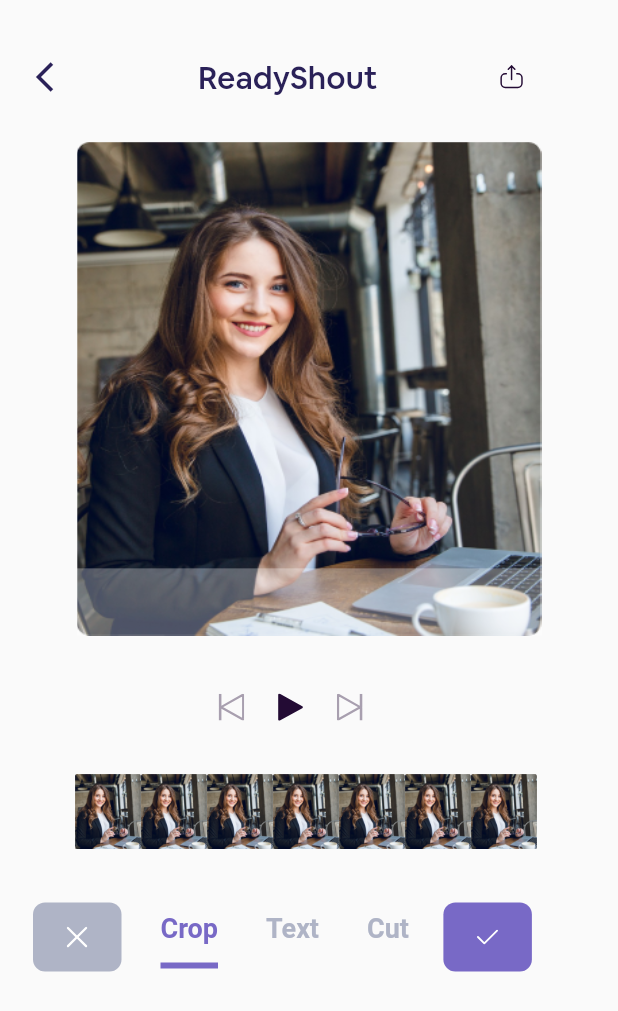
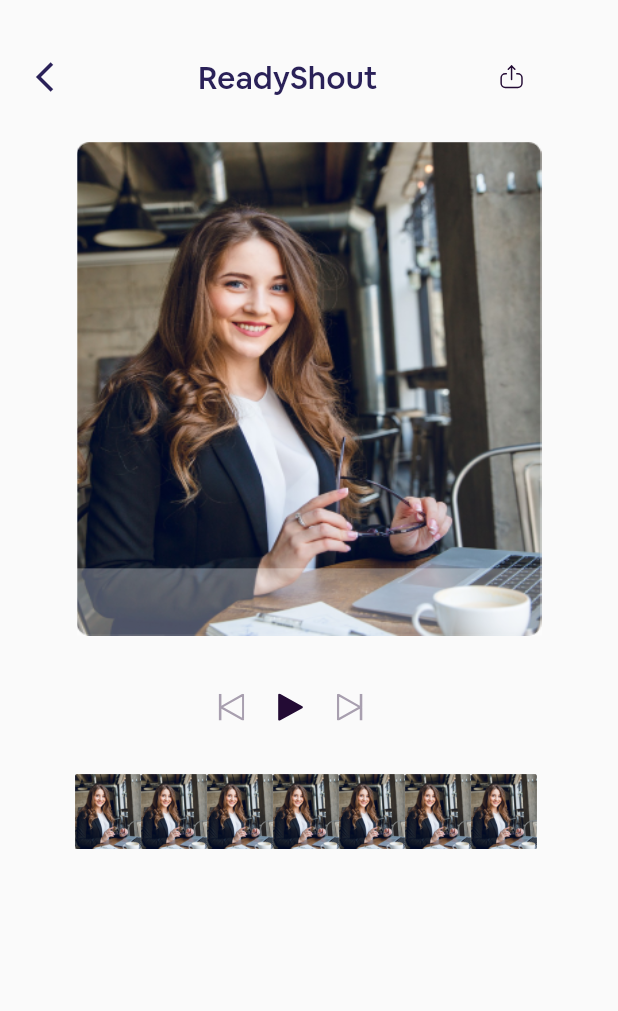
Before and after one commit to farhansadikgalib/ready_shout, a Flutter app: the CutScreen screen opened directly, on a phone screen of 412 x 824 dp. Shown: the top 1011 px of the screen. Run offline on Flutter 3.47's test engine with Material 2 defaults, Android fonts, the phone set to English and light mode, and no system bars; our stand-ins replace dot_navigation_bar, flutter_svg; missing offline and left inert: rounded_tabbar_widget; project files that could hold a hidden picture were left out.

Commit message:
finally The UI is completed.

```diff
--- a/lib/components/changingbar.dart
+++ b/lib/components/changingbar.dart
@@ -3,6 +3,7 @@ import 'package:ready_shout/constants.dart';
 import 'package:ready_shout/screens/Crop1/Text_Crop_Screen.dart';
 import 'package:ready_shout/screens/Crop2/Crop_Screen.dart';
 import 'package:ready_shout/screens/Crop3/Cut_Screen.dart';
+import 'package:rounded_tabbar_widget/rounded_tabbar_widget.dart';
 
 class Changingbar extends StatefulWidget {
 
@@ -20,13 +21,7 @@ class _ChangingbarState extends State<Changingbar> with SingleTickerProviderStat
     _tabController = TabController(initialIndex: 0, length: 3, vsync: this);
   }
 
-  List<Widget> _widgetOptions = <Widget>[
 
-    CropScreen(),
-  TextCropScreen(),
-    CutScreen()
-
-  ];
 
   @override
   Widget build(BuildContext context) {
@@ -36,6 +31,18 @@ class _ChangingbarState extends State<Changingbar> with SingleTickerProviderStat
         child: Column(
           crossAxisAlignment: CrossAxisAlignment.center,
           children: [
+            // Expanded(child: TabBarView(
+            //     controller: _tabController,
+            //     children: [
+            //       // first tab bar view widget
+            //
+            //       CropScreen(),
+            //       TextCropScreen(),
+            //       CutScreen(),
+            //
+            //     ]
+            // )),
+
             TabBar(
               controller: _tabController,
               labelColor: kPrimaryColor,
@@ -100,6 +107,9 @@ class _ChangingbarState extends State<Changingbar> with SingleTickerProviderStat
                 ),
               ],
             ),
+
+
+
           ],
         ),
       ),
--- a/lib/screens/Crop3/components/body.dart
+++ b/lib/screens/Crop3/components/body.dart
@@ -26,50 +26,50 @@ class FullScreen extends StatelessWidget {
             SizedBox(height: getProportionateScreenWidth(12)),
             CutCont(),
             SizedBox(height: getProportionateScreenWidth(25)),
-            Padding(
-              padding: const EdgeInsets.only(left: 22.0, top: 0),
-              child: Row(
-                children: [
-                  Padding(
-                    padding: const EdgeInsets.only(top: 8.0,right: 10),
-                    child: Container(
-
-                       decoration: BoxDecoration(
-                         color: Color(0xFFAFB4C6),
-                           borderRadius: BorderRadius.all(Radius.circular(8),),
-                       ),
-                        height: 46,
-                        width: 59,
-                        child: Center(
-                          child: SvgPicture.asset(
-                           "icons/cropcross.svg",
-                          height:15,
-                          width: 15,),
-                        ),
-                            ),
-                  ),
-                  Changingbar(),
-                  Padding(
-                    padding: const EdgeInsets.only(top: 8.0, left: 7),
-                    child: Container(
-
-                        decoration: BoxDecoration(
-                          color: kPrimaryColor,
-                          borderRadius: BorderRadius.all(Radius.circular(8),),
-                        ),
-                        height: 46,
-                        width: 59,
-                        child: Center(
-                          child: SvgPicture.asset(
-                            "icons/tixk.svg",
-                            height:15,
-                            width: 15,),
-                        ),
-                    ),
-                  ),
-                ],
-              ),
-            ),
+            // Padding(
+            //   padding: const EdgeInsets.only(left: 22.0, top: 0),
+            //   child: Row(
+            //     children: [
+            //       Padding(
+            //         padding: const EdgeInsets.only(top: 8.0,right: 10),
+            //         child: Container(
+            //
+            //            decoration: BoxDecoration(
+            //              color: Color(0xFFAFB4C6),
+            //                borderRadius: BorderRadius.all(Radius.circular(8),),
+            //            ),
+            //             height: 46,
+            //             width: 59,
+            //             child: Center(
+            //               child: SvgPicture.asset(
+            //                "icons/cropcross.svg",
+            //               height:15,
+            //               width: 15,),
+            //             ),
+            //                 ),
+            //       ),
+            //       Changingbar(),
+            //       Padding(
+            //         padding: const EdgeInsets.only(top: 8.0, left: 7),
+            //         child: Container(
+            //
+            //             decoration: BoxDecoration(
+            //               color: kPrimaryColor,
+            //               borderRadius: BorderRadius.all(Radius.circular(8),),
+            //             ),
+            //             height: 46,
+            //             width: 59,
+            //             child: Center(
+            //               child: SvgPicture.asset(
+            //                 "icons/tixk.svg",
+            //                 height:15,
+            //                 width: 15,),
+            //             ),
+            //         ),
+            //       ),
+            //     ],
+            //   ),
+            // ),
           ],
         ),
       ),
--- a/lib/screens/home/home_screen.dart
+++ b/lib/screens/home/home_screen.dart
@@ -2,6 +2,7 @@ import 'package:dot_navigation_bar/dot_navigation_bar.dart';
 import 'package:flutter/material.dart';
 import 'package:ready_shout/screens/Archive/archive_screen.dart';
 import 'package:ready_shout/screens/Crop2/Crop_Screen.dart';
+import 'package:ready_shout/screens/Test/editable.dart';
 import 'package:ready_shout/screens/profile/profilescreen.dart';
 
 import 'components/body.dart';
@@ -29,7 +30,7 @@ class _HomeScreenState extends State<HomeScreen> {
      List<Widget> _widgetOptions = <Widget>[
        FullScreen(),
        ArchiveScreen(),
-       CropScreen(),
+       Editable(),
        ProfilefillScreen(),
 
      ];
--- a/pubspec.yaml
+++ b/pubspec.yaml
@@ -37,7 +37,7 @@ dependencies:
   image_cropper: ^1.4.1
   image_picker: ^0.8.1+3
   dot_navigation_bar: ^1.0.1+3
-
+  rounded_tabbar_widget: ^0.0.2
 
 dev_dependencies:
   flutter_test:
```
Also changed, not shown: lib/screens/Crop1/components/body.dart (+44 -44 lines), lib/screens/Crop2/Crop_Screen.dart (+21 -1 lines), lib/screens/Crop2/components/body.dart (+44 -44 lines), pubspec.lock, 1 other file.
